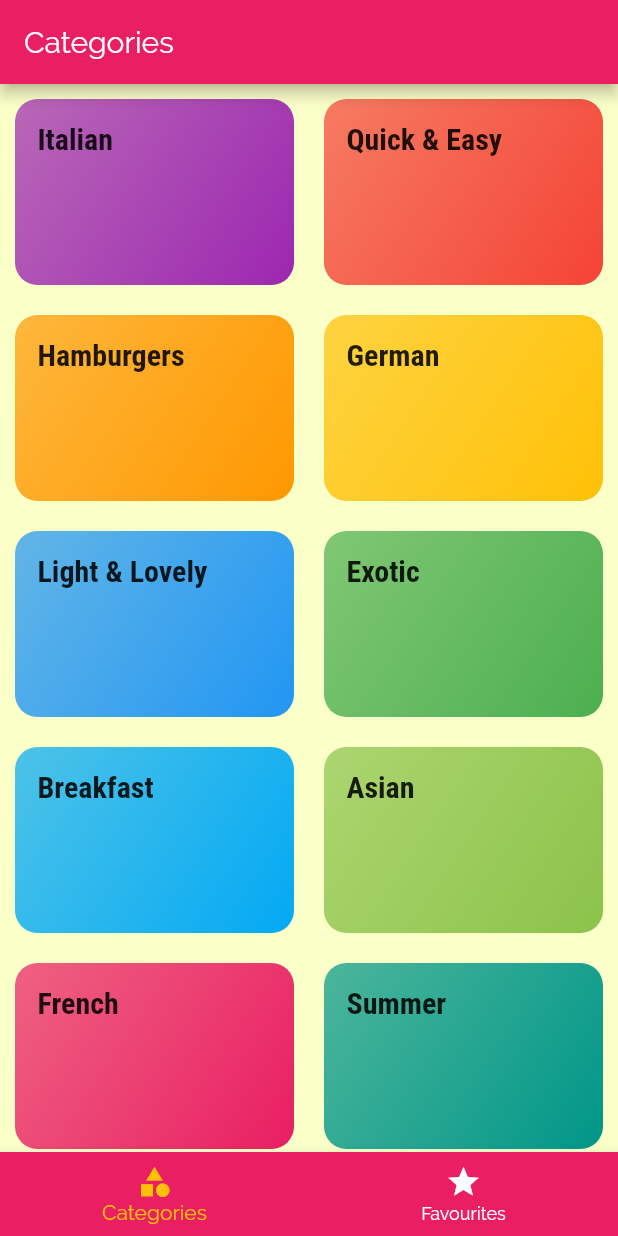
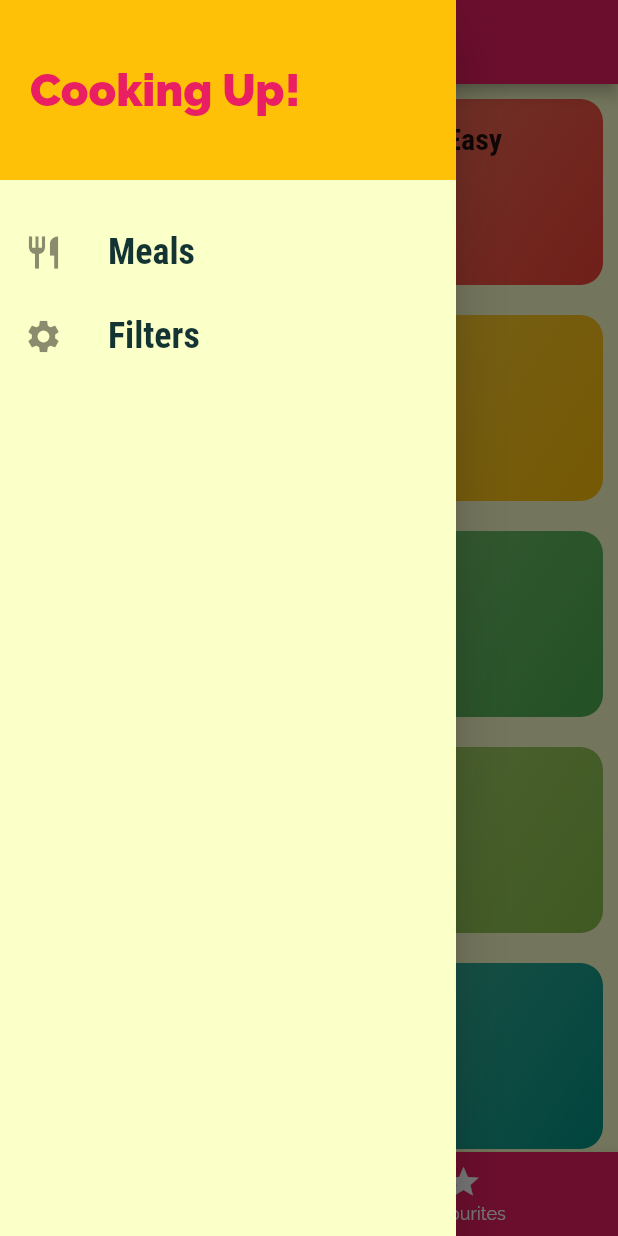
Before and after one commit to j04ntoh/MealRecipes, a Flutter app: the screen it shows after launch, with the side drawer open (before the commit the screen has no drawer), on a phone screen of 412 x 824 dp. Run offline on Flutter 3.47's test engine with Material 2 defaults, Android fonts, the phone set to English and light mode, and no system bars.

Commit message:
drawer update

```diff
--- a/lib/main.dart
+++ b/lib/main.dart
@@ -1,8 +1,9 @@
 import 'package:flutter/material.dart';
-import 'package:meals_app/screens/categories_screen.dart';
-import 'package:meals_app/screens/category_meals_screen.dart';
-import 'package:meals_app/screens/meal_detail_screen.dart';
-import 'package:meals_app/widgets/tabs_screen.dart';
+import './screens/categories_screen.dart';
+import './screens/category_meals_screen.dart';
+import './screens/meal_detail_screen.dart';
+import './screens/filters_screen.dart';
+import './widgets/tabs_screen.dart';
 
 void main() {
   runApp(MyApp());
@@ -39,6 +40,7 @@ class MyApp extends StatelessWidget {
         '/': (ctx) => TabsScreen(),
         CategoryMealsScreen.routeName: (ctx) => CategoryMealsScreen(),
         MealDetailScreen.routeName: (ctx) => MealDetailScreen(),
+        FiltersScreen.routeName: (ctx) => FiltersScreen(),
       },
       onGenerateRoute: (settings) {
         print(settings.arguments);
--- /dev/null
+++ b/lib/screens/filters_screen.dart
@@ -0,0 +1,19 @@
+import 'package:flutter/material.dart';
+import 'package:meals_app/widgets/mainDrawer.dart';
+
+class FiltersScreen extends StatelessWidget {
+  static const routeName = '/filters';
+
+  @override
+  Widget build(BuildContext context) {
+    return Scaffold(
+      appBar: AppBar(
+        title: Text('Filters'),
+      ),
+      drawer: MainDrawer(),
+      body: Center(
+        child: Text('Filters'),
+      ),
+    );
+  }
+}
--- /dev/null
+++ b/lib/widgets/mainDrawer.dart
@@ -0,0 +1,55 @@
+import 'package:flutter/material.dart';
+import 'package:meals_app/screens/filters_screen.dart';
+
+class MainDrawer extends StatelessWidget {
+  Widget buildListTile(String title, IconData icon, Function tapHandler) {
+    return ListTile(
+      leading: Icon(
+        icon,
+        size: 26,
+      ),
+      title: Text(
+        title,
+        style: TextStyle(
+            fontFamily: 'RobotoCondensed',
+            fontSize: 24,
+            fontWeight: FontWeight.bold),
+      ),
+      onTap: tapHandler,
+    );
+  }
+
+  @override
+  Widget build(BuildContext context) {
+    return Drawer(
+      child: Column(
+        children: <Widget>[
+          Container(
+            height: 120,
+            width: double.infinity,
+            padding: EdgeInsets.all(20),
+            alignment: Alignment.centerLeft,
+            color: Theme.of(context).accentColor,
+            child: Text(
+              'Cooking Up!',
+              style: TextStyle(
+                fontWeight: FontWeight.w900,
+                fontSize: 30,
+                color: Theme.of(context).primaryColor,
+              ),
+            ),
+          ),
+          SizedBox(
+            height: 20,
+          ),
+          buildListTile('Meals', Icons.restaurant, () {
+            Navigator.of(context).pushReplacementNamed('/');
+          }),
+          buildListTile('Filters', Icons.settings, () {
+            Navigator.of(context).pushReplacementNamed(FiltersScreen.routeName);
+          }),
+        ],
+      ),
+    );
+  }
+}
--- a/lib/widgets/tabs_screen.dart
+++ b/lib/widgets/tabs_screen.dart
@@ -1,6 +1,7 @@
 import 'package:flutter/material.dart';
 import 'package:meals_app/screens/categories_screen.dart';
 import 'package:meals_app/screens/favourites_screen.dart';
+import 'package:meals_app/widgets/mainDrawer.dart';
 
 class TabsScreen extends StatefulWidget {
   @override
@@ -32,6 +33,7 @@ class _TabsScreenState extends State<TabsScreen> {
       appBar: AppBar(
         title: Text(_pages[selectedPageIndex]['title']),
       ),
+      drawer: MainDrawer(),
       body: _pages[selectedPageIndex]['page'],
       bottomNavigationBar: BottomNavigationBar(
         onTap: _selectPage,
```
